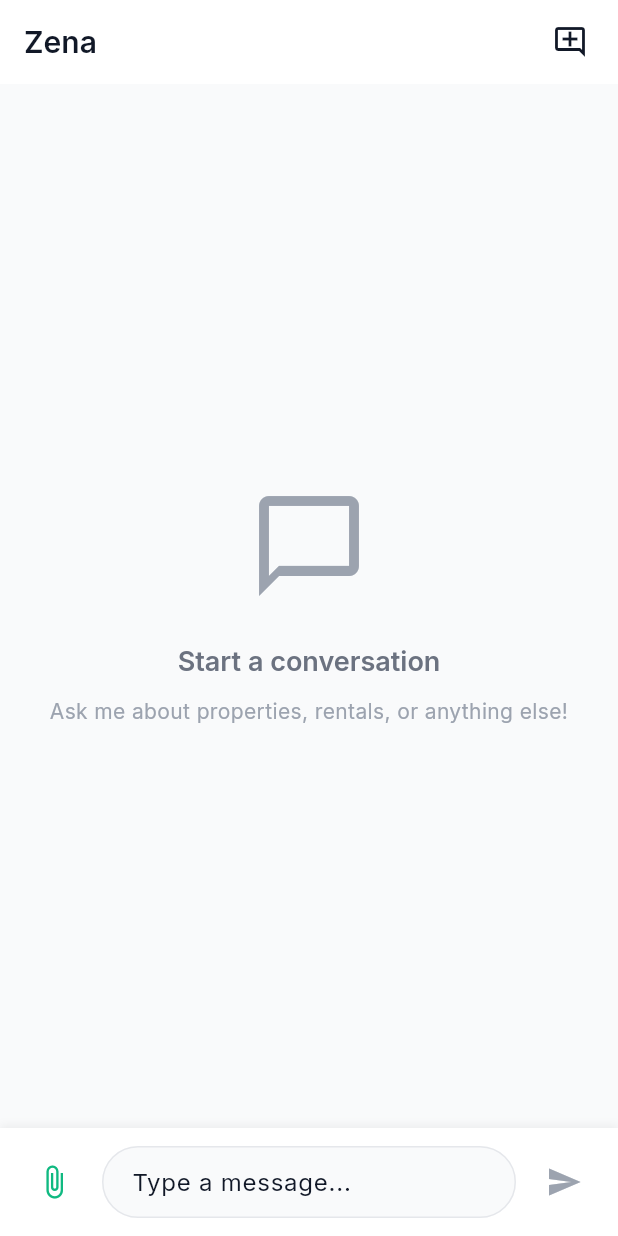
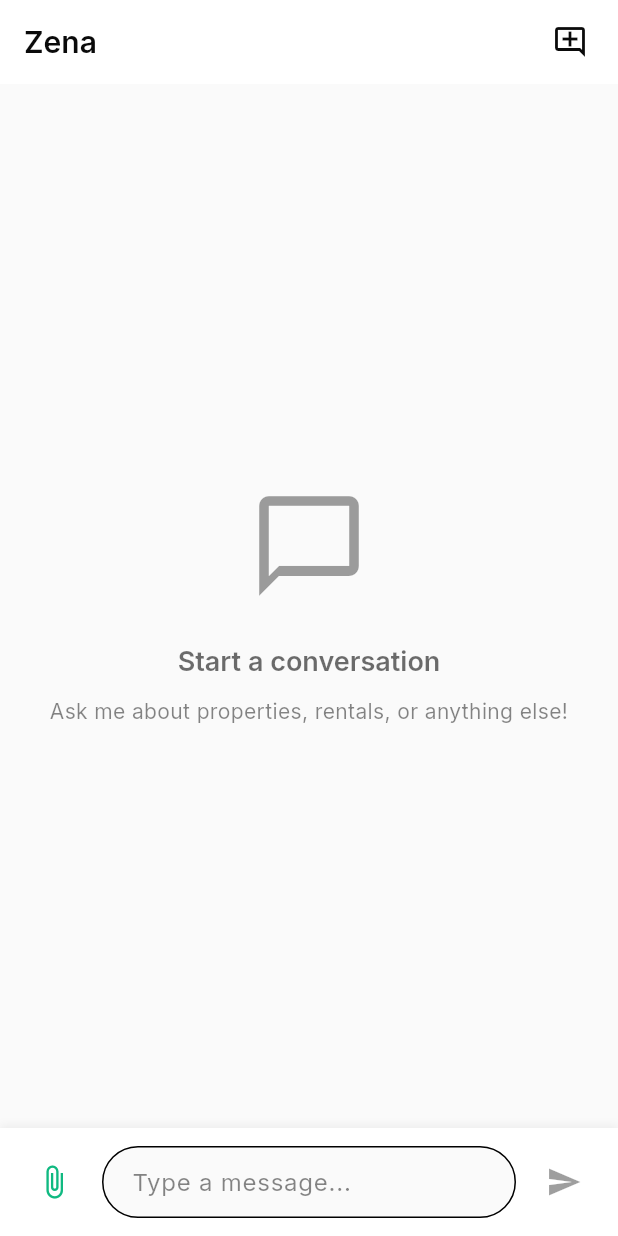
Before and after one commit to billmalea/zena-mobile-app, a Flutter app: the screen it shows once a user with an empty profile is signed in, after a tap on the "add comment" icon, after a tap on the "close" icon, on a phone screen of 412 x 824 dp. Run offline on Flutter 3.47's test engine with Material 3 defaults, Android fonts, the light colour scheme and no system bars; our stand-ins replace cached_network_image, flutter_dotenv, google_fonts, google_sign_in, image_picker, supabase_flutter; accounts and stored records are empty; network calls fail; statements that could not run were skipped.

Commit message:
feat: implement main app entry point and fix theme system
- Implement Task 8: Main app entry point with Supabase initialization
- Add AuthWrapper for conditional routing based on auth state
- Fix theme system to properly support light and dark modes
- Update all widgets to use theme colors instead of hardcoded values
- Add faded black surface color (0xFF1F2937) for dark theme
- Ensure input fields and UI elements respect theme switching
- Fix test file to prevent compilation errors
- Remove unused AppTheme static properties
- Update all screens and widgets to use Theme.of(context)

All files now properly use the theme system and are ready for both light and dark mode.

```diff
--- a/lib/config/theme.dart
+++ b/lib/config/theme.dart
@@ -14,14 +14,14 @@
   static const Color secondaryDark = Color(0xFF0D9488); // Teal-600
 
   // Background Colors
-  static const Color backgroundColor = Color(0xFFF9FAFB); // Gray-50
+  static const Color backgroundColor = Color(0xFFFAFAFA); // Faded white
   static const Color surfaceColor = Color(0xFFFFFFFF); // White
   static const Color cardColor = Color(0xFFFFFFFF); // White
 
-  // Text Colors
-  static const Color textPrimary = Color(0xFF111827); // Gray-900
-  static const Color textSecondary = Color(0xFF6B7280); // Gray-500
-  static const Color textTertiary = Color(0xFF9CA3AF); // Gray-400
+  // Text Colors - Faded Black Scheme
+  static const Color textPrimary = Color(0xFF0A0A0A); // Faded black (primary text)
+  static const Color textSecondary = Color(0xFF404040); // Faded black (secondary text)
+  static const Color textTertiary = Color(0xFF737373); // Faded black (tertiary text)
 
   // Message Bubble Colors
   static const Color userMessageBg = Color(0xFF10B981); // Emerald-500
--- a/lib/main.dart
+++ b/lib/main.dart
@@ -57,12 +57,12 @@
       builder: (context, authProvider, child) {
         // Show loading indicator while checking auth state
         if (authProvider.isLoading) {
-          return const Scaffold(
-            backgroundColor: AppTheme.backgroundColor,
+          return Scaffold(
+            backgroundColor: Theme.of(context).scaffoldBackgroundColor,
             body: Center(
               child: CircularProgressIndicator(
                 valueColor: AlwaysStoppedAnimation<Color>(
-                  AppTheme.primaryColor,
+                  Theme.of(context).colorScheme.primary,
                 ),
               ),
             ),
--- a/lib/screens/auth/welcome_screen.dart
+++ b/lib/screens/auth/welcome_screen.dart
@@ -11,7 +11,7 @@
   @override
   Widget build(BuildContext context) {
     return Scaffold(
-      backgroundColor: AppTheme.backgroundColor,
+      backgroundColor: Theme.of(context).scaffoldBackgroundColor,
       body: SafeArea(
         child: Center(
           child: SingleChildScrollView(
@@ -22,9 +22,9 @@
                 // App Logo and Branding
                 _buildLogo(),
                 const SizedBox(height: 24),
-                _buildTitle(),
+                _buildTitle(context),
                 const SizedBox(height: 12),
-                _buildSubtitle(),
+                _buildSubtitle(context),
                 const SizedBox(height: 48),
 
                 // Google Sign In Button
@@ -36,7 +36,7 @@
                 const SizedBox(height: 48),
 
                 // Terms and Privacy Text
-                _buildTermsAndPrivacy(),
+                _buildTermsAndPrivacy(context),
               ],
             ),
           ),
@@ -75,25 +75,22 @@
   }
 
   /// Build app title
-  Widget _buildTitle() {
-    return const Text(
+  Widget _buildTitle(BuildContext context) {
+    return Text(
       'Welcome to Zena',
-      style: TextStyle(
-        fontSize: 32,
+      style: Theme.of(context).textTheme.displayMedium?.copyWith(
         fontWeight: FontWeight.bold,
-        color: AppTheme.textPrimary,
       ),
       textAlign: TextAlign.center,
     );
   }
 
   /// Build subtitle
-  Widget _buildSubtitle() {
-    return const Text(
+  Widget _buildSubtitle(BuildContext context) {
+    return Text(
       'Your AI-powered rental assistant',
-      style: TextStyle(
-        fontSize: 16,
-        color: AppTheme.textSecondary,
+      style: Theme.of(context).textTheme.bodyLarge?.copyWith(
+        color: Theme.of(context).colorScheme.onSurface.withOpacity(0.7),
       ),
       textAlign: TextAlign.center,
     );
@@ -173,20 +170,22 @@
           return const SizedBox.shrink();
         }
 
+        final theme = Theme.of(context);
+
         return Container(
           padding: const EdgeInsets.all(16),
           decoration: BoxDecoration(
-            color: AppTheme.errorColor.withOpacity(0.1),
+            color: theme.colorScheme.error.withOpacity(0.1),
             borderRadius: BorderRadius.circular(12),
             border: Border.all(
-              color: AppTheme.errorColor.withOpacity(0.3),
+              color: theme.colorScheme.error.withOpacity(0.3),
             ),
           ),
           child: Row(
             children: [
-              const Icon(
+              Icon(
                 Icons.error_outline,
-                color: AppTheme.errorColor,
+                color: theme.colorScheme.error,
                 size: 24,
               ),
               const SizedBox(width: 12),
@@ -194,20 +193,18 @@
                 child: Column(
                   crossAxisAlignment: CrossAxisAlignment.start,
                   children: [
-                    const Text(
+                    Text(
                       'Authentication Failed',
-                      style: TextStyle(
-                        fontSize: 14,
+                      style: theme.textTheme.bodyMedium?.copyWith(
                         fontWeight: FontWeight.w600,
-                        color: AppTheme.errorColor,
+                        color: theme.colorScheme.error,
                       ),
                     ),
                     const SizedBox(height: 4),
                     Text(
                       error,
-                      style: const TextStyle(
-                        fontSize: 12,
-                        color: AppTheme.textSecondary,
+                      style: theme.textTheme.bodySmall?.copyWith(
+                        color: theme.colorScheme.onSurface.withOpacity(0.6),
                       ),
                     ),
                   ],
@@ -215,7 +212,7 @@
               ),
               IconButton(
                 icon: const Icon(Icons.close, size: 20),
-                color: AppTheme.errorColor,
+                color: theme.colorScheme.error,
                 onPressed: () {
                   authProvider.clearError();
                 },
@@ -228,14 +225,13 @@
   }
 
   /// Build terms and privacy text
-  Widget _buildTermsAndPrivacy() {
-    return const Padding(
-      padding: EdgeInsets.symmetric(horizontal: 16.0),
+  Widget _buildTermsAndPrivacy(BuildContext context) {
+    return Padding(
+      padding: const EdgeInsets.symmetric(horizontal: 16.0),
       child: Text(
         'By signing in, you agree to our Terms of Service and Privacy Policy',
-        style: TextStyle(
-          fontSize: 12,
-          color: AppTheme.textTertiary,
+        style: Theme.of(context).textTheme.bodySmall?.copyWith(
+          color: Theme.of(context).colorScheme.onSurface.withOpacity(0.5),
         ),
         textAlign: TextAlign.center,
       ),
--- a/lib/screens/chat/chat_screen.dart
+++ b/lib/screens/chat/chat_screen.dart
@@ -5,7 +5,6 @@
 import '../../widgets/chat/property_card.dart';
 import '../../widgets/chat/message_input.dart';
 import '../../widgets/chat/typing_indicator.dart';
-import '../../config/theme.dart';
 
 /// ChatScreen - Main chat interface for interacting with the AI assistant
 /// Displays message history, handles user input, and shows property results
@@ -20,7 +19,6 @@
   final ScrollController _scrollController = ScrollController();
   int _previousMessageCount = 0;
   bool _isUserScrolling = false;
-  bool _isLoadingHistory = false;
 
   @override
   void initState() {
@@ -43,45 +41,10 @@
     final isAtBottom = _scrollController.position.pixels >=
         _scrollController.position.maxScrollExtent - 50;
 
-    if (!isAtBottom && !_isLoadingHistory) {
+    if (!isAtBottom) {
       _isUserScrolling = true;
     } else if (isAtBottom) {
       _isUserScrolling = false;
-    }
-  }
-
-  /// Load conversation history while maintaining scroll position
-  Future<void> _loadConversationHistory(String conversationId) async {
-    final chatProvider = context.read<ChatProvider>();
-
-    try {
-      _isLoadingHistory = true;
-
-      // Save current scroll position
-      final scrollPosition = _scrollController.hasClients
-          ? _scrollController.position.pixels
-          : 0.0;
-
-      // Load the conversation
-      await chatProvider.loadConversation(conversationId);
-
-      // Restore scroll position after loading
-      if (_scrollController.hasClients && scrollPosition > 0) {
-        WidgetsBinding.instance.addPostFrameCallback((_) {
-          if (_scrollController.hasClients) {
-            _scrollController.jumpTo(scrollPosition);
-          }
-        });
-      } else {
-        // If no previous position, scroll to bottom
-        _scrollToBottom();
-      }
-    } catch (e) {
-      if (mounted) {
-        _showError(context, 'Failed to load conversation: ${e.toString()}');
-      }
-    } finally {
-      _isLoadingHistory = false;
     }
   }
 
@@ -218,16 +181,16 @@
         child: Column(
           mainAxisAlignment: MainAxisAlignment.center,
           children: [
-            const Icon(
+            Icon(
               Icons.chat_bubble_outline,
               size: 80,
-              color: AppTheme.textTertiary,
+              color: Theme.of(context).disabledColor,
             ),
             const SizedBox(height: 24),
             Text(
               'Start a conversation',
               style: Theme.of(context).textTheme.headlineSmall?.copyWith(
-                    color: AppTheme.textSecondary,
+                    color: Theme.of(context).colorScheme.onSurface.withOpacity(0.6),
                   ),
             ),
             const SizedBox(height: 12),
@@ -235,7 +198,7 @@
               'Ask me about properties, rentals, or anything else!',
               textAlign: TextAlign.center,
               style: Theme.of(context).textTheme.bodyMedium?.copyWith(
-                    color: AppTheme.textTertiary,
+                    color: Theme.of(context).colorScheme.onSurface.withOpacity(0.5),
                   ),
             ),
           ],
@@ -246,14 +209,16 @@
 
   /// Build error banner with dismiss and retry options
   Widget _buildErrorBanner(BuildContext context, ChatProvider chatProvider) {
+    final theme = Theme.of(context);
+
     return Container(
       width: double.infinity,
       padding: const EdgeInsets.symmetric(horizontal: 16, vertical: 12),
       decoration: BoxDecoration(
-        color: AppTheme.errorColor.withOpacity(0.1),
+        color: theme.colorScheme.error.withOpacity(0.1),
         border: Border(
           bottom: BorderSide(
-            color: AppTheme.errorColor.withOpacity(0.3),
+            color: theme.colorScheme.error.withOpacity(0.3),
             width: 1,
           ),
         ),
@@ -262,15 +227,15 @@
         children: [
           Icon(
             Icons.error_outline,
-            color: AppTheme.errorColor,
+            color: theme.colorScheme.error,
             size: 20,
           ),
           const SizedBox(width: 12),
           Expanded(
             child: Text(
               chatProvider.error ?? 'An error occurred',
-              style: Theme.of(context).textTheme.bodyMedium?.copyWith(
-                    color: AppTheme.errorColor,
+              style: theme.textTheme.bodyMedium?.copyWith(
+                    color: theme.colorScheme.error,
                   ),
               maxLines: 2,
               overflow: TextOverflow.ellipsis,
@@ -279,7 +244,7 @@
           const SizedBox(width: 8),
           IconButton(
             icon: const Icon(Icons.close, size: 20),
-            color: AppTheme.errorColor,
+            color: theme.colorScheme.error,
             tooltip: 'Dismiss',
             padding: EdgeInsets.zero,
             constraints: const BoxConstraints(
@@ -407,10 +372,12 @@
 
   /// Show error message
   void _showError(BuildContext context, String message) {
+    final theme = Theme.of(context);
+
     ScaffoldMessenger.of(context).showSnackBar(
       SnackBar(
         content: Text(message),
-        backgroundColor: AppTheme.errorColor,
+        backgroundColor: theme.colorScheme.error,
         behavior: SnackBarBehavior.floating,
         action: SnackBarAction(
           label: 'Dismiss',
--- a/lib/widgets/chat/message_input.dart
+++ b/lib/widgets/chat/message_input.dart
@@ -1,7 +1,6 @@
 import 'package:flutter/material.dart';
 import 'package:image_picker/image_picker.dart';
 import 'dart:io';
-import '../../config/theme.dart';
 
 /// MessageInput widget for composing and sending chat messages
 /// Supports multi-line text input and file attachments
@@ -98,6 +97,8 @@
 
   /// Build attachment options bottom sheet
   Widget _buildAttachmentOptions() {
+    final theme = Theme.of(context);
+
     return SafeArea(
       child: Padding(
         padding: const EdgeInsets.symmetric(vertical: 16),
@@ -105,12 +106,12 @@
           mainAxisSize: MainAxisSize.min,
           children: [
             ListTile(
-              leading: const Icon(Icons.camera_alt, color: AppTheme.primaryColor),
+              leading: Icon(Icons.camera_alt, color: theme.colorScheme.primary),
               title: const Text('Take Photo'),
               onTap: () => Navigator.pop(context, 'camera'),
             ),
             ListTile(
-              leading: const Icon(Icons.photo_library, color: AppTheme.primaryColor),
+              leading: Icon(Icons.photo_library, color: theme.colorScheme.primary),
               title: const Text('Choose from Gallery'),
               onTap: () => Navigator.pop(context, 'gallery'),
             ),
@@ -170,10 +171,12 @@
   void _showError(String message) {
     if (!mounted) return;
 
+    final theme = Theme.of(context);
+
     ScaffoldMessenger.of(context).showSnackBar(
       SnackBar(
         content: Text(message),
-        backgroundColor: AppTheme.errorColor,
+        backgroundColor: theme.colorScheme.error,
         behavior: SnackBarBehavior.floating,
       ),
     );
@@ -181,12 +184,14 @@
 
   @override
   Widget build(BuildContext context) {
+    final theme = Theme.of(context);
+
     return Container(
       decoration: BoxDecoration(
-        color: AppTheme.surfaceColor,
+        color: theme.colorScheme.surface,
         boxShadow: [
           BoxShadow(
-            color: Colors.black.withOpacity(0.05),
+            color: theme.shadowColor.withOpacity(0.05),
             blurRadius: 4,
             offset: const Offset(0, -2),
           ),
@@ -209,7 +214,7 @@
                   IconButton(
                     onPressed: widget.isLoading ? null : _handleAttach,
                     icon: const Icon(Icons.attach_file),
-                    color: AppTheme.primaryColor,
+                    color: theme.colorScheme.primary,
                     tooltip: 'Attach file',
                   ),
 
@@ -224,21 +229,35 @@
                       maxLines: null,
                       minLines: 1,
                       textCapitalization: TextCapitalization.sentences,
+                      style: theme.textTheme.bodyLarge,
                       decoration: InputDecoration(
                         hintText: 'Type a message...',
+                        hintStyle: theme.textTheme.bodyLarge?.copyWith(
+                          color: theme.colorScheme.onSurface.withOpacity(0.5),
+                        ),
                         border: OutlineInputBorder(
                           borderRadius: BorderRadius.circular(24),
-                          borderSide: const BorderSide(color: AppTheme.borderColor),
+                          borderSide: BorderSide(
+                            color: theme.dividerColor,
+                          ),
                         ),
                         enabledBorder: OutlineInputBorder(
                           borderRadius: BorderRadius.circular(24),
-                          borderSide: const BorderSide(color: AppTheme.borderColor),
+                          borderSide: BorderSide(
+                            color: theme.dividerColor,
+                          ),
                         ),
                         focusedBorder: OutlineInputBorder(
                           borderRadius: BorderRadius.circular(24),
-                          borderSide: const BorderSide(
-                            color: AppTheme.primaryColor,
+                          borderSide: BorderSide(
+                            color: theme.colorScheme.primary,
                             width: 2,
+                          ),
+                        ),
+                        disabledBorder: OutlineInputBorder(
+                          borderRadius: BorderRadius.circular(24),
+                          borderSide: BorderSide(
+                            color: theme.dividerColor.withOpacity(0.5),
                           ),
                         ),
                         contentPadding: const EdgeInsets.symmetric(
@@ -246,7 +265,7 @@
                           vertical: 12,
                         ),
                         filled: true,
-                        fillColor: AppTheme.backgroundColor,
+                        fillColor: theme.scaffoldBackgroundColor,
                       ),
                       onChanged: (_) => setState(() {}),
                       onSubmitted: (_) => _handleSend(),
@@ -259,19 +278,19 @@
                   IconButton(
                     onPressed: _canSend ? _handleSend : null,
                     icon: _isSending
-                        ? const SizedBox(
+                        ? SizedBox(
                             width: 24,
                             height: 24,
                             child: CircularProgressIndicator(
                               strokeWidth: 2,
                               valueColor: AlwaysStoppedAnimation<Color>(
-                                AppTheme.primaryColor,
+                                theme.colorScheme.primary,
                               ),
                             ),
                           )
                         : const Icon(Icons.send),
-                    color: AppTheme.primaryColor,
-                    disabledColor: AppTheme.textTertiary,
+                    color: theme.colorScheme.primary,
+                    disabledColor: theme.disabledColor,
                     tooltip: 'Send message',
                   ),
                 ],
@@ -300,6 +319,8 @@
 
   /// Build individual file preview
   Widget _buildFilePreview(XFile file, int index) {
+    final theme = Theme.of(context);
+
     return Container(
       width: 80,
       margin: const EdgeInsets.only(right: 8),
@@ -317,10 +338,10 @@
                 return Container(
                   width: 80,
                   height: 80,
-                  color: AppTheme.backgroundColor,
-                  child: const Icon(
+                  color: theme.scaffoldBackgroundColor,
+                  child: Icon(
                     Icons.broken_image,
-                    color: AppTheme.textTertiary,
+                    color: theme.disabledColor,
                   ),
                 );
               },
@@ -335,14 +356,14 @@
               onTap: () => _removeFile(index),
               child: Container(
                 padding: const EdgeInsets.all(4),
-                decoration: const BoxDecoration(
-                  color: Colors.black54,
+                decoration: BoxDecoration(
+                  color: theme.colorScheme.onSurface.withOpacity(0.7),
                   shape: BoxShape.circle,
                 ),
-                child: const Icon(
+                child: Icon(
                   Icons.close,
                   size: 16,
-                  color: Colors.white,
+                  color: theme.colorScheme.surface,
                 ),
               ),
             ),
```
Also changed, not shown: lib/widgets/chat/message_bubble.dart (+7 -7 lines), lib/widgets/chat/property_card.dart (+22 -23 lines), lib/widgets/chat/typing_indicator.dart (+7 -3 lines), 3 other files.
